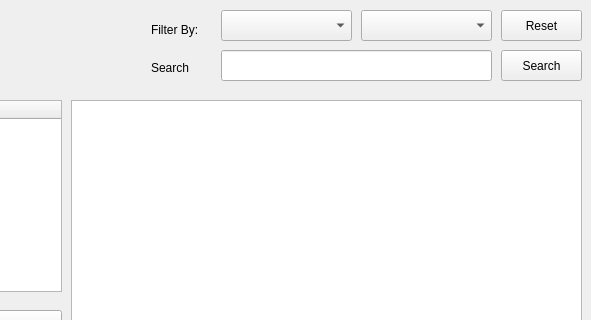
This is TeamFinder/mainscreen.ui in TeamUp-Bummers/TeamFinder as Qt 5 draws it before an edit; both pictures show x 209 to 800 and y 0 to 320 of the 800 by 600 pixel window. The edited form follows.
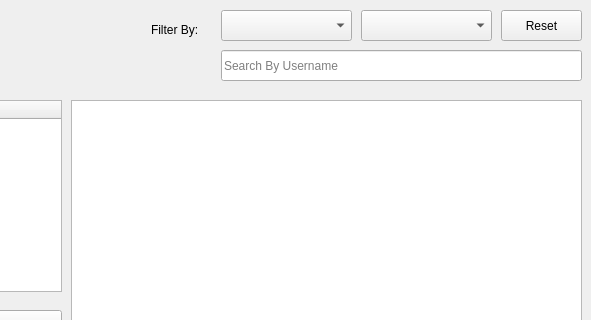
This is the edited form.

Commit message: Update Search Feature

The edit to the form file:
```diff
--- a/TeamFinder/mainscreen.ui
+++ b/TeamFinder/mainscreen.ui
@@ -234,35 +234,12 @@
      <rect>
       <x>430</x>
       <y>50</y>
-      <width>271</width>
+      <width>361</width>
       <height>31</height>
      </rect>
     </property>
-   </widget>
-   <widget class="QLabel" name="label_3">
-    <property name="geometry">
-     <rect>
-      <x>360</x>
-      <y>60</y>
-      <width>49</width>
-      <height>16</height>
-     </rect>
-    </property>
-    <property name="text">
-     <string>Search</string>
-    </property>
-   </widget>
-   <widget class="QPushButton" name="pushButton_4">
-    <property name="geometry">
-     <rect>
-      <x>710</x>
-      <y>50</y>
-      <width>81</width>
-      <height>31</height>
-     </rect>
-    </property>
-    <property name="text">
-     <string>Search</string>
+    <property name="placeholderText">
+     <string>Search By Username</string>
     </property>
    </widget>
   </widget>
```
The commit also changes 4 other files.
